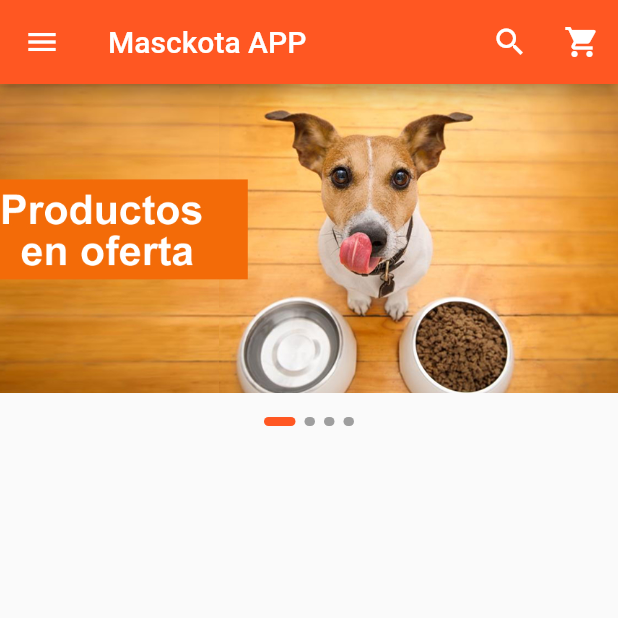
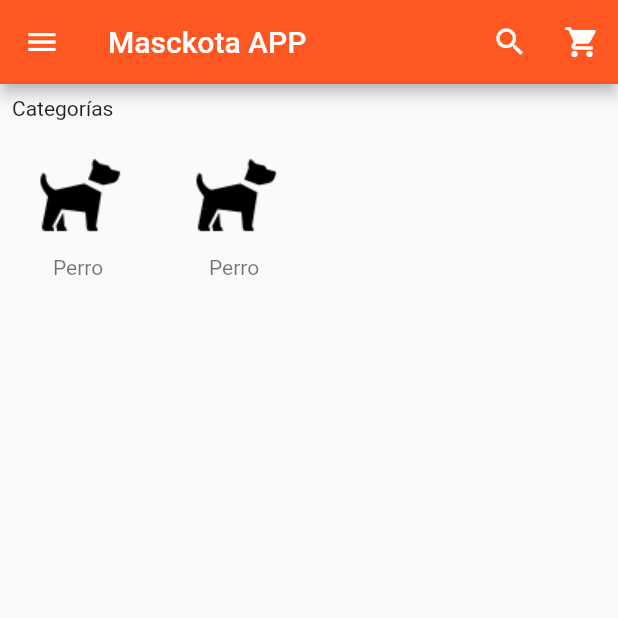
Before and after one commit to fwar2002/Masckota_marzo23, a Flutter app: the screen it shows once a user with an empty profile is signed in, on a phone screen of 412 x 824 dp, the top half of it. Run offline on Flutter 3.47's test engine with Material 2 defaults, Android fonts, the light colour scheme and no system bars; drawn by our look-alikes of carousel_slider; our stand-ins replace cloud_firestore, email_validator, firebase_auth, firebase_core, flutter_translate, image_picker; missing offline and left inert: faker_dart; accounts and stored records are empty.

Commit message:
1 attemp

```diff
--- /dev/null
+++ b/lib/src/components/horizontal_listview.dart
@@ -0,0 +1,59 @@
+import 'package:flutter/material.dart';
+import 'package:carousel_slider/carousel_slider.dart';
+
+class HorizontalList extends StatelessWidget{
+  @override
+  Widget build(BuildContext context){
+    return Container(
+      height: 80.0,
+      child: ListView(
+        scrollDirection: Axis.horizontal,
+        children: <Widget>[
+          Category(
+              image_location: 'lib/src/assets/images/categories/categories-dog.png',/*'/lib/src/images/categories/categories-dog.png'*/
+              image_caption: 'Perro',
+          ),
+          Category(
+            image_location: 'lib/src/assets/images/categories/categories-dog.png',/*'/lib/src/images/categories/categories-dog.png'*/
+            image_caption: 'Perro',
+          ),
+        ],
+      ),
+    );
+  }
+}
+
+class Category extends StatelessWidget{
+  final String image_location;
+  final String image_caption;
+
+  Category({
+    required this.image_location,
+    required this.image_caption
+  });
+
+  @override
+  Widget build(BuildContext context){
+    return Padding(
+      padding: const EdgeInsets.all(2.0),
+      child: InkWell(
+        onTap: (){},
+        child: Container(
+          width: 100.0,
+          child: ListTile(
+            title: Image.asset(
+              image_location,
+              width: 100.0,
+              height: 80.0,
+            ),
+            subtitle: Container(
+              alignment: Alignment.topCenter,
+              child: Text(image_caption),
+            ),
+          ),
+        ),
+      ),
+    );
+    return Container();
+  }
+}
--- a/lib/src/screens/home_page.dart
+++ b/lib/src/screens/home_page.dart
@@ -4,6 +4,8 @@ import 'package:flutter/cupertino.dart';
 import 'package:masckota_v2/src/screens/register_page.dart';
 import 'package:masckota_v2/src/screens/login_page.dart';
 import 'package:carousel_slider/carousel_slider.dart';
+import 'package:masckota_v2/src/components/horizontal_listview.dart';
+
 class HomePage extends StatefulWidget {
   const HomePage({key}) : super(key: key);
 
@@ -35,14 +37,39 @@ class _HomePageState extends State<HomePage>{
 
   @override
   Widget build(BuildContext context){
+    Widget image_carousel = new CarouselSlider(
+      items: imageList.map((item) => Image.asset(
+        item['image_path'],
+        fit: BoxFit.cover,
+        width: double.infinity,
+      ),
+      ).toList(),
+      carouselController: carouselController,
+      options: CarouselOptions(
+          scrollPhysics: const BouncingScrollPhysics(),
+          autoPlay: true,
+          aspectRatio: 2,
+          viewportFraction: 1,
+          onPageChanged: (index, reason) {
+            setState((){
+              currentIndex = index;
+            });
+          }
+      ),
+    );
     return Scaffold(
       appBar: AppBar(
         backgroundColor: Colors.deepOrange,
         title: Text('Masckota APP'),
         actions: <Widget>[
           IconButton(
-              onPressed: (){},
-              icon: Icon(Icons.search, color: Colors.white)
+              onPressed: (){
+                showSearch(
+                    context: context,
+                    delegate: CustomSearchDelegate(),
+                );
+              },
+              icon: Icon(Icons.search, color: Colors.white),
           ),
           IconButton(
               onPressed: (){},
@@ -50,7 +77,35 @@ class _HomePageState extends State<HomePage>{
           ),
         ],
       ),
-      body: Column(
+
+     /* body: Expanded(
+        child: GridView.count(
+          mainAxisSpacing: 10,
+          crossAxisCount: 2,
+          children: <Widget>[
+            Card(
+              child: Column(
+                mainAxisAlignment: MainAxisAlignment.center,
+                children: <Widget>[
+                  Image.network('lib/src/assets/images/categories/categories-dog.png'),
+                  Text('Perros')
+                ],
+              ),
+            ),
+          ],
+        ),
+      ),*/
+      body: ListView(
+        children:  <Widget>[
+          //image_carousel,     "Desativado  el 16.03.2023 FG
+          Padding(
+            padding: const EdgeInsets.all(8.0),
+            child: new Text('Categorías'),
+          ),
+          HorizontalList(),
+        ],
+      ),
+      /*body: Column(
         children: [
           InkWell(
             onTap: (){
@@ -77,7 +132,9 @@ class _HomePageState extends State<HomePage>{
               ),
             ),
           ),
-          Positioned(
+
+
+          /*Positioned( - Comentado porque genera error (Fecha: 10.03.2023)
             bottom: 8,
             left: 0,
             right: 0,
@@ -104,18 +161,11 @@ class _HomePageState extends State<HomePage>{
                   );
               }).toList(),
             ),
-          ),
-          /*ListView(
-            scrollDirection: Axis.horizontal,
-            children: <Widget>[
-              Padding(padding: const EdgeInsets.all(8.0),
-                child: new Text('Categorias'),
-              ),
-              //HorizontalList(),
-            ],
           ),*/
         ],
-      ),
+      ),*/
+
+//------------------------------------ MENU ---------------------------------//
       drawer: Drawer(
         child: ListView(
           children: <Widget>[
@@ -195,6 +245,79 @@ class _HomePageState extends State<HomePage>{
   }
 }
 
-/*class HorizontalList extends StatelessWidget{
+class CustomSearchDelegate extends SearchDelegate{
+  List<String> searchTerms = [
+    'Perros',
+    'Gatos',
+    'Peces',
+    'Aves',
+  ];
+//------------------- Estilos del APP BAR ------------------------------------//
+  @override
+  TextStyle? get searchFieldStyle => const TextStyle(fontSize: 18,);
 
-}*/
+  @override
+  String? get searchFieldLabel => 'Buscar';
+
+  @override
+  List<Widget> buildActions(BuildContext context){
+    return[
+      IconButton(
+          onPressed: (){
+            query = '';
+          },
+          icon: Icon(Icons.clear),
+      ),
+    ];
+  }
+
+  @override
+  Widget buildLeading(BuildContext context){
+    return IconButton(
+        onPressed: (){
+          close(context, null);
+        },
+        icon: Icon(Icons.arrow_back),
+    );
+  }
+
+  @override
+  Widget buildResults(BuildContext context) {
+    List<String> matchQuery = [];
+
+    for (var categories in searchTerms) {
+      if (categories.toLowerCase().contains(query.toLowerCase())) {
+        matchQuery.add(categories);
+      }
+    }
+    return ListView.builder(
+        itemCount: matchQuery.length,
+        itemBuilder: (context, index){
+          var result = matchQuery[index];
+          return ListTile(
+            title: Text(result),
+          );
+        },
+    );
+  }
+
+  @override
+  Widget buildSuggestions(BuildContext context){
+    List<String> matchQuery = [];
+
+    for (var categories in searchTerms) {
+      if (categories.toLowerCase().contains(query.toLowerCase())) {
+        matchQuery.add(categories);
+      }
+    }
+    return ListView.builder(
+      itemCount: matchQuery.length,
+      itemBuilder: (context, index){
+        var result = matchQuery[index];
+        return ListTile(
+          title: Text(result),
+        );
+      },
+    );
+  }
+}
--- a/pubspec.yaml
+++ b/pubspec.yaml
@@ -72,6 +72,7 @@ flutter:
   # To add assets to your application, add an assets section, like this:
   assets:
      - lib/src/assets/images/
+     - lib/src/assets/images/categories/
   #   - images/a_dot_ham.jpeg
 
   # An image asset can refer to one or more resolution-specific "variants", see
```
Also changed, not shown: lib/src/assets/images/categories/categories-bird.png (added), lib/src/assets/images/categories/categories-cat.png (added), lib/src/assets/images/categories/categories-dog.png (added), lib/src/assets/images/categories/categories-fish.png (added), pubspec.lock, 1 other file.
